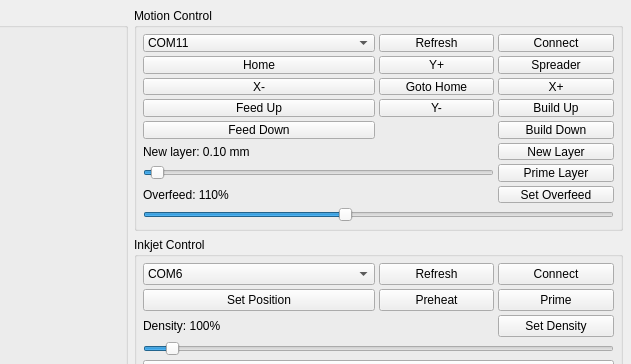
Above: src/Oasis_interface_v2.ui from ZoeJ9/Oasis_3DPrinter before the change; both pictures show x 369 to 1000 and y 0 to 364 of the 1000 by 600 pixel window. Below: the same form after it.
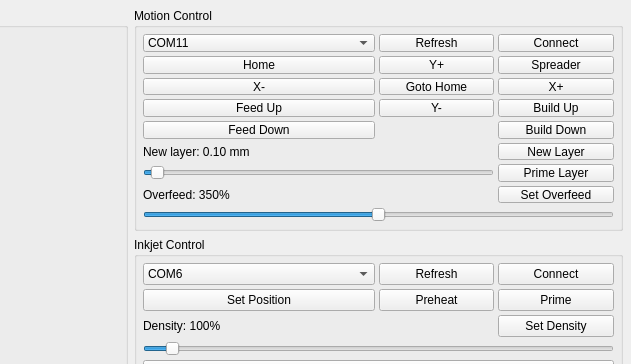
That is the form after the change.

Commit message:
Fix overfeed slider not applying, rescale to match 350% default, tune new-layer piston motion
SetOverfeed() was missing self. so the GUI slider never actually
changed nl_piston_overfeed; it always printed at the hardcoded 3.5.
Fix the assignment and rescale the slider (250-450%, default 350%)
so it matches the previously hardcoded value instead of silently
dropping feed to 80-150% the first time it's used.

Also wait for homed_state==1 (not just motion_state=="idle") before
the first NewLayer() call, since motion can go idle before the
post-homing G92 is acked.

What changed in the file:
```diff
--- a/src/Oasis_interface_v2.ui
+++ b/src/Oasis_interface_v2.ui
@@ -178,7 +178,7 @@
        <!-- Row 7: overfeed label + set button -->
        <item row="7" column="0" colspan="3">
         <widget class="QLabel" name="motion_overfeed_value">
-         <property name="text"><string>Overfeed: 110%</string></property>
+         <property name="text"><string>Overfeed: 350%</string></property>
         </widget>
        </item>
        <item row="7" column="3">
@@ -190,8 +190,8 @@
        <item row="8" column="0" colspan="4">
         <widget class="QSlider" name="motion_overfeed">
          <property name="minimum"><number>0</number></property>
-         <property name="maximum"><number>14</number></property>
-         <property name="value"><number>6</number></property>
+         <property name="maximum"><number>20</number></property>
+         <property name="value"><number>10</number></property>
          <property name="orientation"><enum>Qt::Horizontal</enum></property>
         </widget>
        </item>
```
The commit also changes 2 other files.
